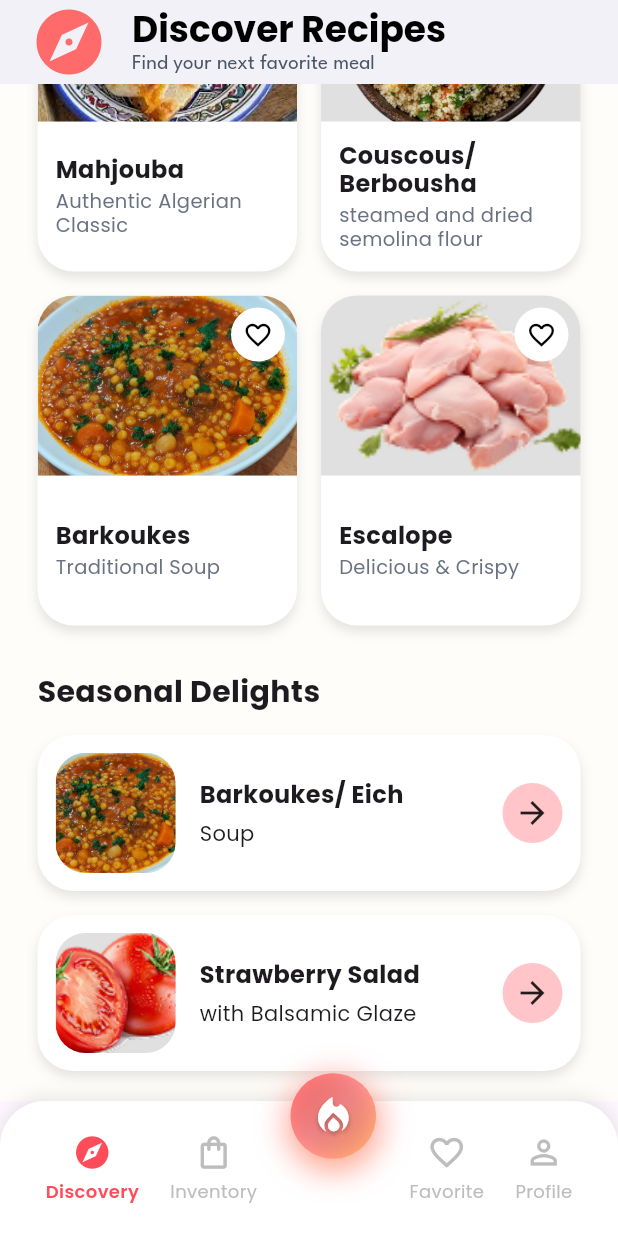
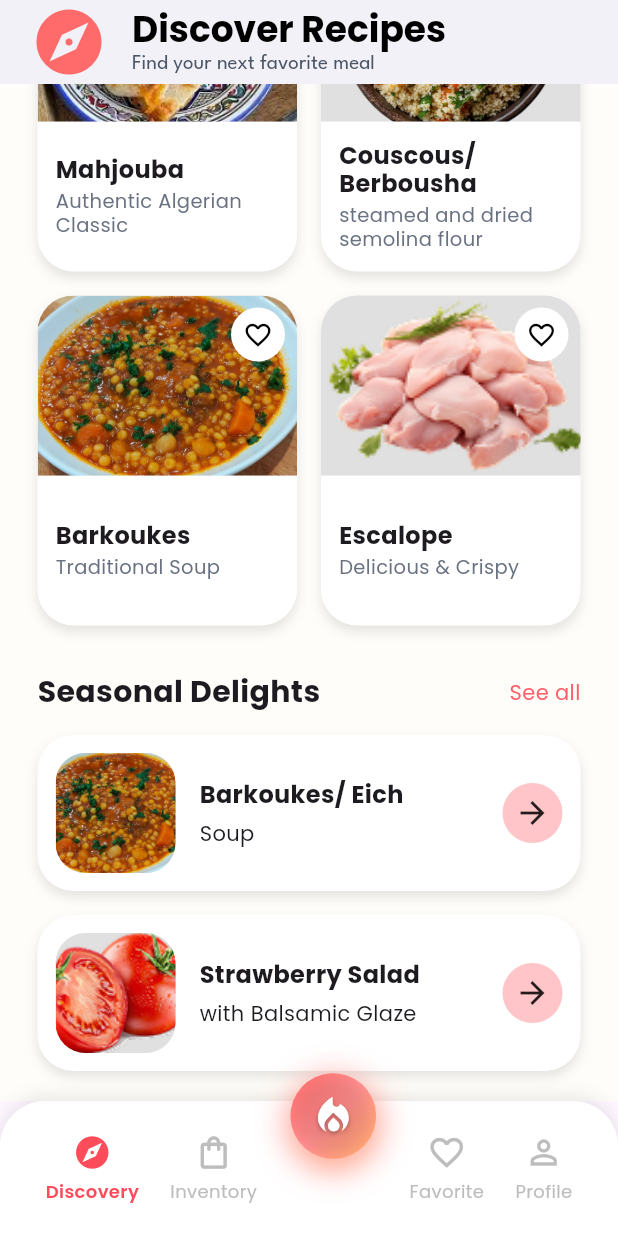
Before and after one commit to mohaneddz/Chef-Kit, a Flutter app: the screen it shows after launch, scrolled down 457 dp, on a phone screen of 412 x 824 dp. Run offline on Flutter 3.47's test engine with Material 3 defaults, Android fonts, the phone set to English and light mode, and no system bars; our stand-ins replace lucide_icons.

Commit message:
feat: following previous commit, forgot the modified discovery_page

```diff
--- a/lib/views/pages/discovery_page.dart
+++ b/lib/views/pages/discovery_page.dart
@@ -5,6 +5,9 @@ import '../widgets/discovery/section_header_widget.dart';
 import '../widgets/discovery/chef_card_widget.dart';
 import '../widgets/discovery/recipe_card_widget.dart';
 import '../widgets/discovery/seasonal_item_widget.dart';
+import './all_chefs_page.dart';
+import './all_hot_recipes_page.dart';
+import './all_seasonal_page.dart';
 
 class RecipeDiscoveryScreen extends StatelessWidget {
   const RecipeDiscoveryScreen({Key? key}) : super(key: key);
@@ -63,7 +66,10 @@ class RecipeDiscoveryScreen extends StatelessWidget {
               SectionHeaderWidget(
                 title: 'Chefs ON Fire',
                 onSeeAllPressed: () {
-                  // TODO: Navigate to all chefs
+                  Navigator.push(
+                    context,
+                    MaterialPageRoute(builder: (context) => const AllChefsPage()),
+                  );
                 },
               ),
               const SizedBox(height: 14),
@@ -128,7 +134,10 @@ class RecipeDiscoveryScreen extends StatelessWidget {
               SectionHeaderWidget(
                 title: 'Hot Recipes',
                 onSeeAllPressed: () {
-                  // TODO: Navigate to all recipes
+                  Navigator.push(
+                    context,
+                    MaterialPageRoute(builder: (context) => const AllHotRecipesPage()),
+                  );
                 },
               ),
               const SizedBox(height: 14),
@@ -198,13 +207,14 @@ class RecipeDiscoveryScreen extends StatelessWidget {
               const SizedBox(height: 30),
 
               // Seasonal Delights
-              const Text(
-                'Seasonal Delights',
-                style: TextStyle(
-                  fontSize: 20,
-                  fontWeight: FontWeight.bold,
-                  fontFamily: 'Poppins',
-                ),
+              SectionHeaderWidget(
+                title: 'Seasonal Delights',
+                onSeeAllPressed: () {
+                  Navigator.push(
+                    context,
+                    MaterialPageRoute(builder: (context) => const AllSeasonalPage()),
+                  );
+                },
               ),
               const SizedBox(height: 14),
               SeasonalItemWidget(
```
